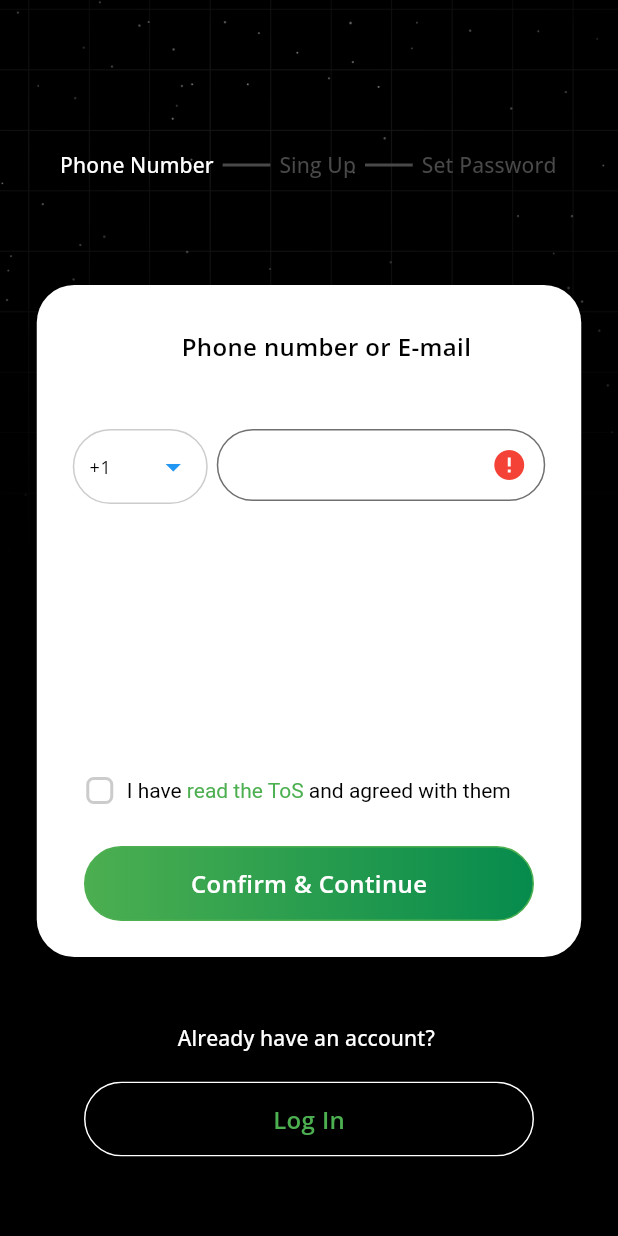
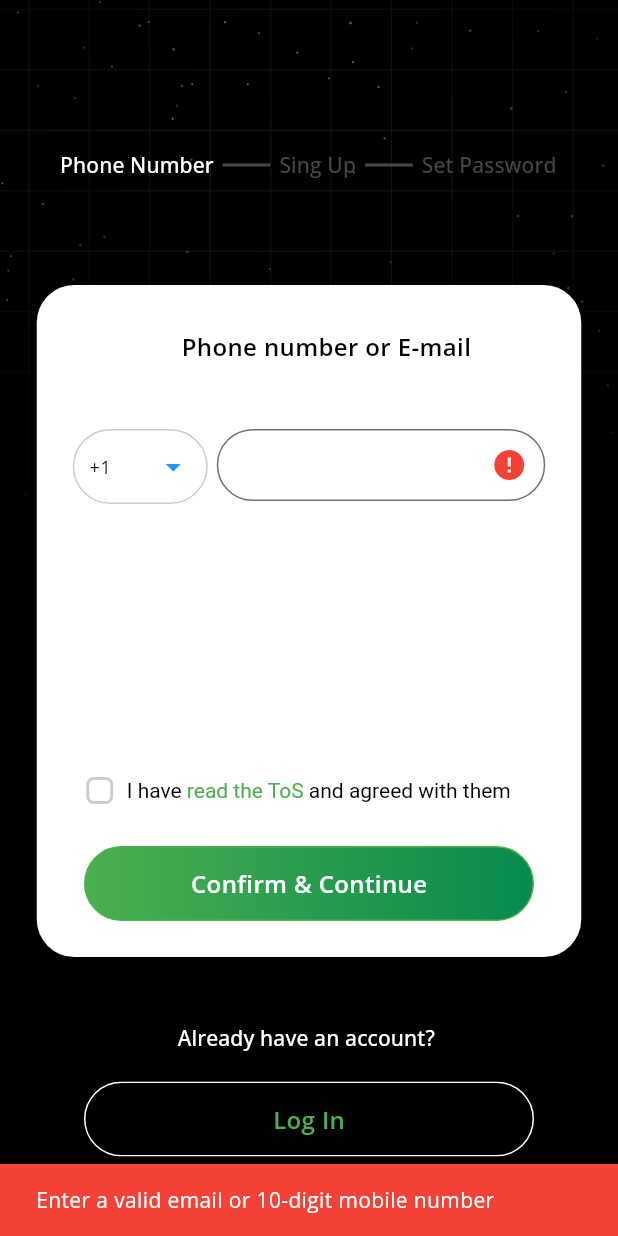
Before and after one commit to miladjalalli/goldex, a Flutter app: the SignUpScreen screen opened directly, after a tap on "Confirm & Continue", on a phone screen of 412 x 824 dp. Run offline on Flutter 3.47's test engine with Material 3 defaults, Android fonts, the phone set to English and light mode, and no system bars; our stand-ins replace badges, bloc, carousel_slider, dio, equatable, fl_chart and 6 more; missing offline and left inert: country_codes, flutter_verification_code; accounts and stored records are empty; Roboto replaces fonts that are missing (IRsans); project files that could hold a hidden picture were left out.

Commit message:
Register Phone

```diff
--- a/l10n/en.json
+++ b/l10n/en.json
@@ -21,6 +21,8 @@
   "email": "Email",
   "enterConfirmationCode": "Please Enter the Confirmation Code",
   "enterYourEmailAndPasswordToLogIn": "Enter your email and password to log in",
+  "EnterAValidEmailOrMobileNumber": "Enter a valid email or 10-digit mobile number",
+  "enterYourEmailAndPasswordForSendOtp": "Enter your email and password For Sending OTP Code",
   "firstName": "First Name",
   "forgotPassword": "Forgot Password?",
   "getYourGold": "Get your Gold",
@@ -50,6 +52,7 @@
   "phoneNumber": "Phone Number",
   "profileImage": "Profile image",
   "readTheToS": "read the ToS ",
+  "pleaseAcceptTheTermsOfService": "Please accept the terms of service.",
   "receiverCardNumber": "Receiver Card Number",
   "receivingMethod": "Receiving Method",
   "rememberMe": "Remember me",
--- a/l10n/fa.json
+++ b/l10n/fa.json
@@ -43,6 +43,8 @@
   "receivingMethod": "روش دریافت",
   "signInToYourAccount": "ورود به حساب کاربری",
   "enterYourEmailAndPasswordToLogIn": "ایمیل و رمز عبور خود را برای ورود وارد کنید",
+  "EnterAValidEmailOrMobileNumber": "یک ایمیل معتبر یا شماره موبایل 10 رقمی وارد کنید",
+  "enterYourEmailAndPasswordForSendOtp": "ایمیل و رمز عبور خود را برای ارسال کد تایید وارد کنید",
   "email": "ایمیل",
   "password": "رمز عبور",
   "rememberMe": "مرا به خاطر بسپار",
@@ -64,6 +66,7 @@
   "sendCode": "ارسال کد",
   "iHave": "دارم ",
   "readTheToS": "شرایط و قوانین را خوانده‌ام",
+  "pleaseAcceptTheTermsOfService": "لطفا شرایط استفاده از سرویس را تایید کنید",
   "andAgreedWithThem": "و با آن‌ها موافقم",
   "confirmAndContinue": "تأیید و ادامه",
   "alreadyHaveAnAccount": "قبلاً حساب کاربری داشته‌اید؟ ",
--- a/lib/data/client/api_client.dart
+++ b/lib/data/client/api_client.dart
@@ -6,9 +6,13 @@ class ApiClient {
   ApiClient({Dio? dio}) : _dio = dio ?? Dio() {
     _dio.options
       ..baseUrl = 'http://app.goldex.me/api/v1/' // آدرس وب سرویس
-      ..connectTimeout = const Duration(seconds: 10)
-      ..receiveTimeout = const Duration(seconds: 10)
-      ..headers = {'Content-Type': 'application/json'};
+      ..connectTimeout = const Duration(seconds: 20)
+      ..receiveTimeout = const Duration(seconds: 20)
+      ..headers = {
+        'accept': 'application/json',
+        'Client': 'U-1.3.2',
+        'Content-Type': 'application/json'
+    };
 
     // اضافه کردن لاگر و احراز هویت
     _dio.interceptors.addAll([
@@ -66,37 +70,37 @@ class ApiClient {
       throw _handleError(e);
     }
   }
-
-  // مدیریت خطاها
+// Error handling
   String _handleError(DioException error) {
     if (error.response != null) {
       final statusCode = error.response?.statusCode;
-      final errorMessage = error.response?.data["message"] ?? "خطای نامشخص";
+      final errorMessage = error.response?.data["message"] ?? "Unknown error";
 
       if (statusCode == 401) {
-        return "احراز هویت ناموفق! لطفاً دوباره وارد شوید.";
+        return "Authentication failed! Please log in again.";
       } else if (statusCode == 403) {
-        return "شما اجازه دسترسی به این بخش را ندارید.";
+        return "You do not have permission to access this section.";
       } else if (statusCode == 404) {
-        return "آیتم مورد نظر یافت نشد.";
+        return "The requested item was not found.";
       } else if (statusCode == 500) {
-        return "خطای سرور! لطفاً بعداً تلاش کنید.";
+        return "Server error! Please try again later.";
       } else {
         return errorMessage;
       }
     }
     switch (error.type) {
       case DioExceptionType.connectionTimeout:
-        return "اتصال به سرور برقرار نشد.";
+        return "Failed to connect to the server.";
       case DioExceptionType.sendTimeout:
-        return "ارسال اطلاعات زمان‌بر شد.";
+        return "Sending data took too long.";
       case DioExceptionType.receiveTimeout:
-        return "دریافت اطلاعات زمان‌بر شد.";
+        return "Receiving data took too long.";
       case DioExceptionType.cancel:
-        return "درخواست لغو شد.";
+        return "The request was canceled.";
       case DioExceptionType.unknown:
       default:
-        return "خطای نامشخص رخ داد.";
+        return "An unknown error occurred.";
     }
   }
+
 }
--- /dev/null
+++ b/lib/domain/entity/response/register_response.dart
@@ -0,0 +1,48 @@
+class RegisterResponse {
+  String? status;
+  String? error;
+  RegisterResponseData? data;
+
+  RegisterResponse({this.status, this.error, this.data});
+
+  RegisterResponse.fromJson(Map<String, dynamic> json) {
+    status = json['Status'];
+    error = json['Error'];
+    data = json['Data'] != null ? new RegisterResponseData.fromJson(json['Data']) : null;
+  }
+
+  Map<String, dynamic> toJson() {
+    final Map<String, dynamic> data = new Map<String, dynamic>();
+    data['Status'] = this.status;
+    data['Error'] = this.error;
+    if (this.data != null) {
+      data['Data'] = this.data!.toJson();
+    }
+    return data;
+  }
+}
+
+class RegisterResponseData {
+  String? field;
+  String? code;
+  int? codeExpire;
+  String? confirmToken;
+
+  RegisterResponseData({this.field, this.code, this.codeExpire, this.confirmToken});
+
+  RegisterResponseData.fromJson(Map<String, dynamic> json) {
+    field = json['field'];
+    code = json['code'];
+    codeExpire = json['code_expire'];
+    confirmToken = json['confirmToken'];
+  }
+
+  Map<String, dynamic> toJson() {
+    final Map<String, dynamic> data = new Map<String, dynamic>();
+    data['field'] = this.field;
+    data['code'] = this.code;
+    data['code_expire'] = this.codeExpire;
+    data['confirmToken'] = this.confirmToken;
+    return data;
+  }
+}
--- a/lib/presentation/sign_up/cubit/sing_up_cubit.dart
+++ b/lib/presentation/sign_up/cubit/sing_up_cubit.dart
@@ -1,7 +1,10 @@
+import 'dart:async';
+
 import 'package:bloc/bloc.dart';
-import 'package:dio/dio.dart';
 import 'package:equatable/equatable.dart';
 import 'package:flutter/cupertino.dart';
+import 'package:goldex/core/app_localizations.dart';
+import 'package:goldex/domain/entity/response/register_response.dart';
 import 'package:goldex/domain/repository/api_repository.dart';
 
 part 'sing_up_state.dart';
@@ -11,13 +14,21 @@ class SingUpCubit extends Cubit<SingUpState> {
 
   ApiRepository apiRepository;
 
+  //step 1
+  GlobalKey<FormState> enterNumberForm = GlobalKey<FormState>();
+  List<String> countryCodes = ['+1', '+44', '+49', '+91', '+98', '+33', '+61', '+81'];
+  String selectedCountryCode = '+1';
+  TextEditingController numberOrEmailController = TextEditingController();
+  bool numberOrEmailControllerHasError = true;
+  bool tosChecked = false;
+  bool otpIsShowing = false;
+  int resendTimerInSecond =  120;
+
+
   int currentIndex = 0;
-  bool otpIsShowing = false;
   bool isFormValid = false;
 
   final PageController pageController = PageController();
-  List<String> countryCodes = ['+1', '+44', '+49', '+91', '+98', '+33', '+61', '+81'];
-  String selectedCountryCodes = "";
 
   final List<Map<String, String>> items = [
     {'value': 'passport', 'label': 'passport'},
@@ -42,12 +53,17 @@ class SingUpCubit extends Cubit<SingUpState> {
     emit(SelectedValue());
   }
 
+  void showOtpWidget() {
+    otpIsShowing = true;
+    emit(SingUpInitial());
+  }
+
   void goToNextPage() {
     if (currentIndex < 2) {
       currentIndex++;
       pageController.animateToPage(currentIndex, duration: Duration(milliseconds: 300), curve: Curves.easeInOut);
     }
-    emit(state);
+    emit(SingUpInitial());
   }
 
   void goToPreviousPage() {
@@ -62,17 +78,56 @@ class SingUpCubit extends Cubit<SingUpState> {
     emit(state);
   }
 
-  Future<void> singUp() async {
-    emit(SingUpLoading());
-    try {
+  changeTosCheckStatus(bool value) {
+    tosChecked = value;
+    emit(SingUpInitial());
+  }
 
-      var data = {
-        "phone":"09365857579",
-      };
-      final response = await apiRepository.register(data);
-      emit(SingUpSuccess(response));
-    } catch (e) {
-      emit(SingUpError(e.toString()));
+  void setTNumberOrEmailControllerHasError(bool value) {
+    numberOrEmailControllerHasError = value;
+    emit(SingUpInitial());
+  }
+
+
+  Future<void> register(BuildContext context) async {
+    // bool isValidate = enterNumberForm.currentState!.validate();
+
+    if (numberOrEmailControllerHasError) {
+      emit(RegisterError(context.translate('EnterAValidEmailOrMobileNumber')));
+      return;
+    } else if (!tosChecked) {
+      emit(RegisterError(context.translate('pleaseAcceptTheTermsOfService')));
+      return;
+    } else {
+      emit(RegisterLoading());
+      try {
+        var data = {
+          "field": "${selectedCountryCode.replaceFirst('+', '')}${numberOrEmailController.text.trim()}",
+        };
+        final res = await apiRepository.register(data);
+        RegisterResponse response = RegisterResponse.fromJson(res.data);
+        if (response.status == "Ok") {
+          resendTimerInSecond = response.data?.codeExpire??120;
+          startCountdown();
+          emit(RegisterSuccess(response.data!));
+        } else {
+          emit(RegisterError(response.error!));
+        }
+      } catch (e) {
+        emit(RegisterError(e.toString()));
+      }
     }
   }
+
+  void startCountdown() {
+    Timer.periodic(Duration(seconds: 1), (timer) {
+      if (resendTimerInSecond > 0) {
+        resendTimerInSecond--;
+        emit(SingUpInitial());
+      } else {
+        timer.cancel(); // متوقف کردن تایمر
+      }
+    });
+  }
+
 }
--- a/lib/presentation/sign_up/cubit/sing_up_state.dart
+++ b/lib/presentation/sign_up/cubit/sing_up_state.dart
@@ -11,22 +11,22 @@ abstract class SingUpState extends Equatable {
   List<Object> get props => [];
 }
 
-class SingUpInitial extends SingUpState {
-}
+class SingUpInitial extends SingUpState {}
 
 class SelectedValue extends SingUpState {}
 
+class Register extends SingUpState {}
 
-class SingUpLoading extends SingUpState {}
+class RegisterLoading extends Register {}
 
-class SingUpSuccess extends SingUpState {
-  final Response response;
-  SingUpSuccess(this.response);
+class RegisterSuccess extends Register {
+  final RegisterResponseData response;
 
+  RegisterSuccess(this.response);
 }
 
-class SingUpError extends SingUpState {
+class RegisterError extends Register {
   final String message;
-  SingUpError(this.message);
 
+  RegisterError(this.message);
 }
--- a/lib/presentation/sign_up/sign-up_screen.dart
+++ b/lib/presentation/sign_up/sign-up_screen.dart
@@ -1,8 +1,8 @@
 import 'package:flutter/material.dart';
 import 'package:flutter_bloc/flutter_bloc.dart';
+import 'package:flutter_spinkit/flutter_spinkit.dart';
 import 'package:flutter_verification_code/flutter_verification_code.dart';
 import 'package:goldex/core/app_localizations.dart';
-import 'package:goldex/core/dependency_injection.dart';
 import 'package:goldex/widget/goldex_text_form_field.dart';
 
 import '../../widget/custom_button.dart';
@@ -19,8 +19,21 @@ class SignUpScreen extends StatefulWidget {
 class _SignUpScreenState extends State<SignUpScreen> {
   @override
   Widget build(BuildContext context) {
-    return  BlocConsumer<SingUpCubit, SingUpState>(
-          listener: (context, state) {},
+    return BlocConsumer<SingUpCubit, SingUpState>(
+      listener: (context, state) {
+        SingUpCubit cubit = context.read<SingUpCubit>();
+        if (state is RegisterError) {
+          ScaffoldMessenger.of(context).showSnackBar(
+            SnackBar(
+              content: Text(state.message),
+              backgroundColor: Colors.red,
+            ),
+          );
+        }
+        if (state is RegisterSuccess) {
+          cubit.showOtpWidget();
+        }
+      },
       builder: (context, state) {
         SingUpCubit cubit = context.read<SingUpCubit>();
         return Scaffold(
@@ -47,7 +60,7 @@ class _SignUpScreenState extends State<SignUpScreen> {
                         controller: cubit.pageController,
                         physics: NeverScrollableScrollPhysics(),
                         children: [
-                              _buildPhoneNumberStep(),
+                          _buildPhoneNumberStep(state),
                           _buildSignUpStep(),
                           _buildSetPasswordStep(),
                         ],
@@ -110,7 +123,7 @@ class _SignUpScreenState extends State<SignUpScreen> {
     );
   }
 
-  Widget _buildPhoneNumberStep() {
+  Widget _buildPhoneNumberStep(SingUpState state) {
     SingUpCubit cubit = context.read<SingUpCubit>();
     return Padding(
       padding: const EdgeInsets.fromLTRB(21, 0, 21, 35),
@@ -132,6 +145,8 @@ class _SignUpScreenState extends State<SignUpScreen> {
                   ),
                 ],
               ),
+              child: Form(
+                key: cubit.enterNumberForm,
                 child: Column(
                   mainAxisAlignment: MainAxisAlignment.center,
                   mainAxisSize: MainAxisSize.max,
@@ -178,8 +193,8 @@ class _SignUpScreenState extends State<SignUpScreen> {
                                       ),
                                       child: DropdownButtonHideUnderline(
                                         child: DropdownButton<String>(
-                                        value: cubit.selectedCountryCodes.isNotEmpty
-                                            ? cubit.selectedCountryCodes
+                                          value: cubit.selectedCountryCode.isNotEmpty
+                                              ? cubit.selectedCountryCode
                                               : cubit.countryCodes.first,
                                           isExpanded: true,
                                           icon: Icon(Icons.arrow_drop_down, color: Colors.blue),
@@ -191,7 +206,7 @@ class _SignUpScreenState extends State<SignUpScreen> {
                                           }).toList(),
                                           onChanged: (String? newValue) {
                                             setState(() {
-                                            cubit.selectedCountryCodes = newValue!;
+                                              cubit.selectedCountryCode = newValue!;
                                             });
                                           },
                                         ),
@@ -199,7 +214,32 @@ class _SignUpScreenState extends State<SignUpScreen> {
                                     )),
                                 SizedBox(width: 6),
                                 Expanded(
-                                child: GoldexTextFormField(suffixIcon: Icon(Icons.error, color: Colors.red)),
+                                  child: GoldexTextFormField(
+                                      controller: cubit.numberOrEmailController,
+                                      onChanged: (value) {
+                                        if (value == null || value.isEmpty) {
+                                          cubit.setTNumberOrEmailControllerHasError(true);
+                                          return;
+                                        }
+
+                                        // Regex for email validation
+                                        final emailRegex = RegExp(r'^[a-zA-Z0-9._%+-]+@[a-zA-Z0-9.-]+\.[a-zA-Z]{2,}$');
+
+                                        // Regex for a 10-digit mobile number (without country code)
+                                        final mobileRegex = RegExp(r'^\d{10}$');
+
+                                        if (!emailRegex.hasMatch(value) && !mobileRegex.hasMatch(value)) {
+                                          cubit.setTNumberOrEmailControllerHasError(true);
+                                          return;
+                                        }
+                                        cubit.setTNumberOrEmailControllerHasError(false);
+                                      },
+                                      validator: (String? value) {
+                                        return null; // ✅ Valid input
+                                      },
+                                      suffixIcon: cubit.numberOrEmailControllerHasError
+                                          ? Icon(Icons.error, color: Colors.red)
+                                          : SizedBox()),
                                 ),
                               ],
                             ),
@@ -212,7 +252,7 @@ class _SignUpScreenState extends State<SignUpScreen> {
                       child: Column(
                         children: [
                           Padding(
-                          padding: const EdgeInsets.fromLTRB(25, 5, 0, 35),
+                            padding: const EdgeInsets.fromLTRB(25, 5, 0, 25),
                             child: Row(
                               children: [
                                 Text(
@@ -260,13 +300,26 @@ class _SignUpScreenState extends State<SignUpScreen> {
                             ),
                           ),
                           Padding(
-                          padding: const EdgeInsets.fromLTRB(10, 0, 0, 0),
+                            padding: const EdgeInsets.fromLTRB(0, 0, 0, 0),
                             child: Row(
                               mainAxisAlignment: MainAxisAlignment.start,
                               children: [
                                 TextButton(
-                                onPressed: () {},
-                                child: Text(context.translate('resend'), style: TextStyle(color: Colors.green)),
+                                  onPressed: () {
+                                    if (state is! RegisterLoading && cubit.resendTimerInSecond == 0) {
+                                      cubit.register(context);
+                                    }
+                                  },
+                                  child: state is RegisterLoading
+                                      ? SpinKitThreeBounce(
+                                          color: Theme.of(context).colorScheme.primary,
+                                          size: 14,
+                                        )
+                                      : Text(
+                                          cubit.resendTimerInSecond == 0
+                                              ? context.translate('resend')
+                                              : cubit.resendTimerInSecond.toString(),
+                                          style: TextStyle(color: Colors.green)),
                                 ),
                               ],
                             ),
@@ -277,13 +330,19 @@ class _SignUpScreenState extends State<SignUpScreen> {
                     Spacer(),
                     Visibility(
                       visible: !cubit.otpIsShowing,
+                      child: InkWell(
+                        onTap: () {
+                          cubit.changeTosCheckStatus(!cubit.tosChecked);
+                        },
                         child: Row(
                           children: [
                             Transform.scale(
                               scale: 19 / 19,
                               child: Checkbox(
-                            value: false,
-                            onChanged: (val) {},
+                                value: cubit.tosChecked,
+                                onChanged: (val) {
+                                  cubit.changeTosCheckStatus(val!);
+                                },
                                 shape: RoundedRectangleBorder(
                                   borderRadius: BorderRadius.circular(5),
                                 ),
@@ -300,7 +359,7 @@ class _SignUpScreenState extends State<SignUpScreen> {
                                   showCustomDialog(
                                     context,
                                     cubit.tos,
-                                () => cubit.goToNextPage(),
+                                    () => Navigator.pop(context),
                                   );
                                 },
                                 child: RichText(
@@ -329,6 +388,7 @@ class _SignUpScreenState extends State<SignUpScreen> {
                           ],
                         ),
                       ),
+                    ),
                     Padding(
                       padding: const EdgeInsets.only(top: 25, bottom: 0),
                       child: CustomButton(
@@ -338,17 +398,19 @@ class _SignUpScreenState extends State<SignUpScreen> {
                         textColor: Theme.of(context).colorScheme.surface,
                         height: 50,
                         width: 300,
+                        isLoading: state is RegisterLoading,
                         borderColor: Theme.of(context).primaryColor,
                         onPressed: () {
                           if (cubit.otpIsShowing) {
                             cubit.goToNextPage();
                           } else {
-                          cubit.singUp();
+                            cubit.register(context);
                           }
                         },
                       ),
                     ),
                   ],
+                ),
               ),
             ),
             SizedBox(height: 30),
--- a/lib/widget/custom_button.dart
+++ b/lib/widget/custom_button.dart
@@ -1,4 +1,5 @@
 import 'package:flutter/material.dart';
+import 'package:flutter_spinkit/flutter_spinkit.dart';
 import 'package:flutter_svg/svg.dart';
 
 class CustomButton extends StatelessWidget {
@@ -10,6 +11,7 @@ class CustomButton extends StatelessWidget {
   final double width;
   final Color borderColor;
   final VoidCallback onPressed;
+  bool isLoading;
   final String? icon;
   final bool isIconEnabled;
 
@@ -23,6 +25,7 @@ class CustomButton extends StatelessWidget {
     required this.width,
     required this.borderColor,
     required this.onPressed,
+    this.isLoading = false,
     this.icon,
     this.isIconEnabled = false,
   }) {
@@ -58,11 +61,16 @@ class CustomButton extends StatelessWidget {
           ),
           child: InkWell(
             borderRadius: const BorderRadius.all(Radius.circular(25.0)),
-            onTap: onPressed,
+            onTap: isLoading?(){}:onPressed,
             splashColor: Theme.of(context).colorScheme.surface.withOpacity(0.3),
             highlightColor: Theme.of(context).colorScheme.surface.withOpacity(0.1),
             child: Center(
-              child: Row(
+              child: isLoading?Center(
+                child: SpinKitThreeBounce(
+                  color: Theme.of(context).colorScheme.primary,
+                  size: height/3,
+                ),
+              ):Row(
                 mainAxisAlignment: MainAxisAlignment.center,
                 mainAxisSize: MainAxisSize.min,
                 children: [
--- a/pubspec.yaml
+++ b/pubspec.yaml
@@ -45,7 +45,7 @@ dependencies:
   badges:
   country_codes:
   otp_text_field:
-
+  flutter_spinkit: ^5.2.1
 
 dev_dependencies:
   flutter_test:
```
Also changed, not shown: pubspec.lock. Lines whose indentation alone changed are shown as unchanged.
